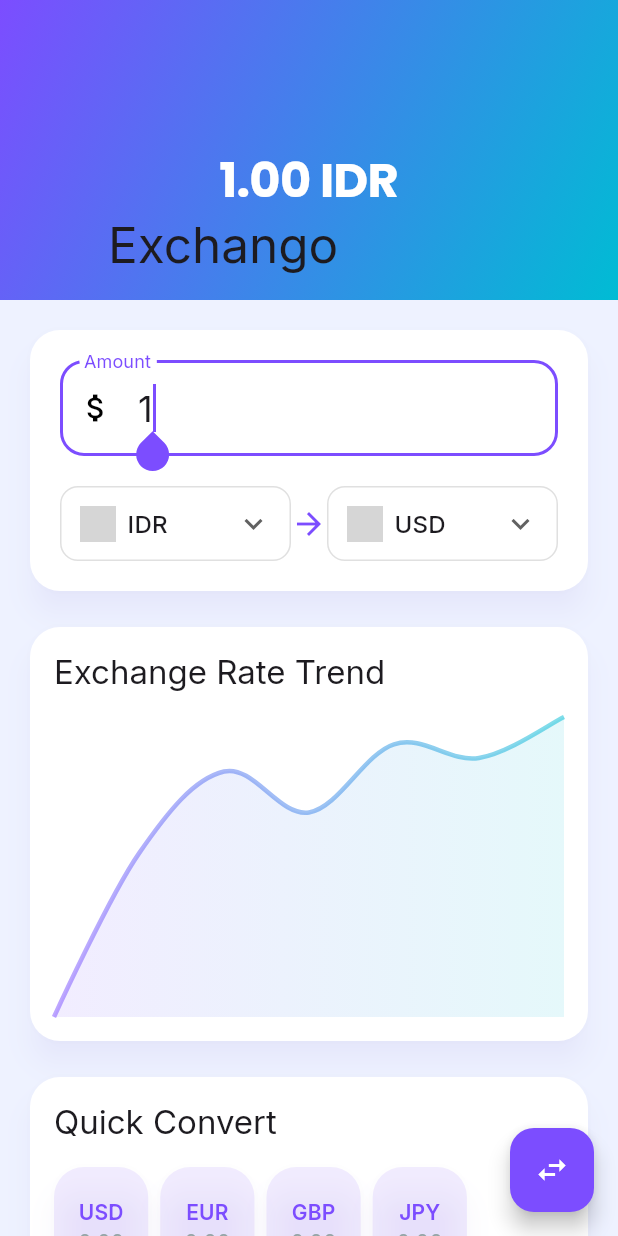
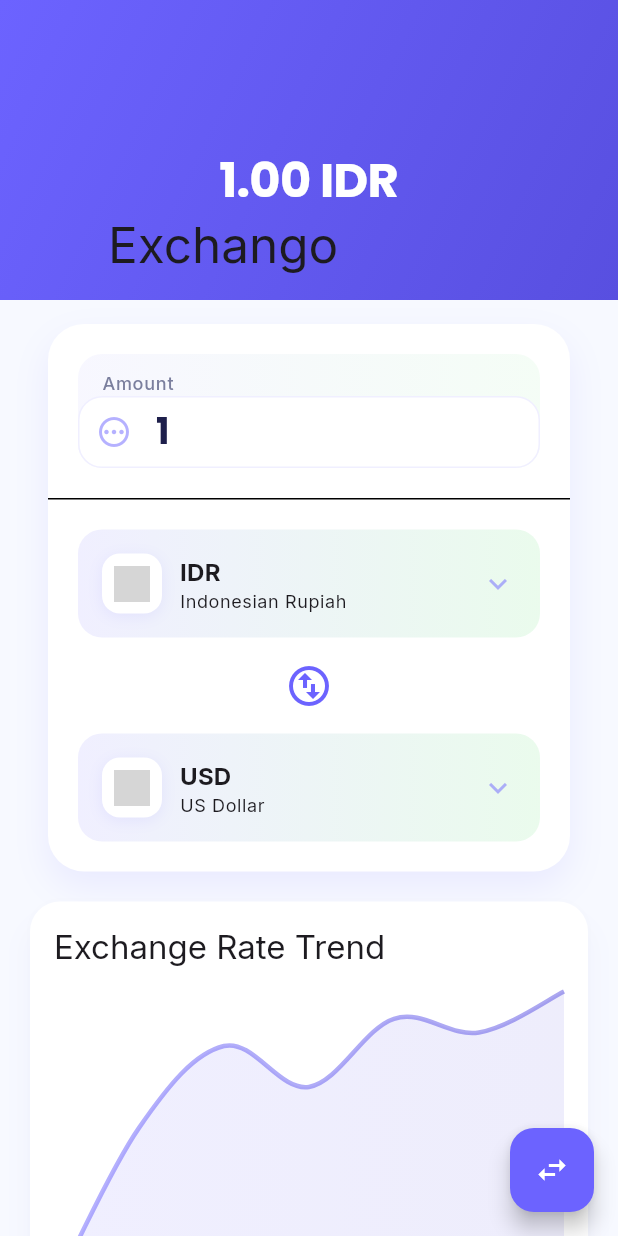
Before and after one commit to farelrasyah/Exchango, a Flutter app: the screen it shows after launch, on a phone screen of 412 x 824 dp. Run offline on Flutter 3.47's test engine with Material 3 defaults, Android fonts, the phone set to English and light mode, and no system bars; drawn by our look-alikes of fl_chart; our stand-ins replace animate_do, flutter_svg, google_fonts; network calls fail; grey boxes are pictures that could not be loaded.

Commit message:
Downgrade fl_chart dependency to a stable version, add intl package for currency formatting, and implement currency conversion UI components

```diff
--- a/lib/core/theme/Theme.dart
+++ b/lib/core/theme/Theme.dart
@@ -2,17 +2,18 @@ import 'package:flutter/material.dart';
 import 'package:google_fonts/google_fonts.dart';
 
 class AppTheme {
-  // Modern refined color palette
-  static const primaryColor = Color(0xFF7C4DFF); // Rich purple
-  static const secondaryColor = Color(0xFF00BCD4); // Cyan
-  static const accentColor = Color(0xFFFF6B8B); // Soft coral
-  static const backgroundColor = Color(0xFFEEF2FF); // Light lavender
+  // Modern vibrant color palette
+  static const primaryColor = Color(0xFF6C63FF); // Vibrant purple
+  static const secondaryColor = Color(0xFF32D74B); // Fresh green
+  static const accentColor = Color(0xFFFF9F43); // Warm orange
+  static const backgroundColor = Color(0xFFF7F9FF); // Soft blue-white
   static const cardColor = Colors.white;
-  static const textPrimaryColor = Color(0xFF2C3E50); // Dark blue
-  static const textSecondaryColor = Color(0xFF95A5A6); // Soft gray-blue
-  static const chartLineColor = Color(0xFF6C63FF); // Chart accent
-  static const gradientStart = Color(0xFF7C4DFF);
-  static const gradientEnd = Color(0xFF00BCD4);
+  static const textPrimaryColor = Color(0xFF1E1F4B); // Deep navy
+  static const textSecondaryColor = Color(0xFF7B7F9E); // Muted purple
+  static const gradientStart = Color(0xFF6C63FF);
+  static const gradientEnd = Color(0xFF584FE0);
+  static const successColor = Color(0xFF4CAF50); // Green for positive changes
+  static const dangerColor = Color(0xFFFF5252); // Red for negative changes
 
   static const primaryGradient = LinearGradient(
     colors: [gradientStart, gradientEnd],
--- a/lib/features/screens/converterScreen.dart
+++ b/lib/features/screens/converterScreen.dart
@@ -8,6 +8,7 @@ import '../widgets/amountInput.dart';
 import '../widgets/quickConvert.dart';
 import '../widgets/currency_chart.dart' as chart;
 import '../../core/theme/Theme.dart';
+import '../widgets/currencyPicker.dart';
 
 class ConverterScreen extends StatefulWidget {
   const ConverterScreen({Key? key}) : super(key: key);
@@ -146,28 +147,56 @@ class _ConverterScreenState extends State<ConverterScreen>
   }
 
   Widget _buildConverterCard() {
-    return Card(
-      elevation: 8,
-      shape: RoundedRectangleBorder(borderRadius: BorderRadius.circular(20)),
-      child: AnimatedContainer(
-        duration: const Duration(milliseconds: 300),
-        padding: const EdgeInsets.all(20),
-        child: Column(
-          children: [
-            AmountInput(
+    return Container(
+      margin: const EdgeInsets.symmetric(horizontal: 16),
+      decoration: BoxDecoration(
+        color: Colors.white,
+        borderRadius: BorderRadius.circular(24),
+        boxShadow: [
+          BoxShadow(
+            color: AppTheme.primaryColor.withOpacity(0.1),
+            blurRadius: 20,
+            offset: const Offset(0, 10),
+          ),
+        ],
+      ),
+      child: Column(
+        children: [
+          Padding(
+            padding: const EdgeInsets.all(20),
+            child: AmountInput(
               controller: _amountController,
               onChanged: _updateAmount,
             ),
-            const SizedBox(height: 20),
-            Row(
+          ),
+          const Divider(height: 1),
+          Padding(
+            padding: const EdgeInsets.all(20),
+            child: Column(
               children: [
-                Expanded(child: _buildCurrencySelector(fromCurrency, true)),
-                const Icon(Icons.arrow_forward, color: AppTheme.primaryColor),
-                Expanded(child: _buildCurrencySelector(toCurrency, false)),
+                CurrencyPicker(
+                  selectedCurrency: fromCurrency,
+                  onSelect: (currency) {
+                    setState(() {
+                      fromCurrency = currency;
+                      _loadExchangeRates();
+                    });
+                  },
+                ),
+                const SizedBox(height: 16),
+                const Icon(Icons.swap_vert_circle_outlined, size: 32),
+                const SizedBox(height: 16),
+                CurrencyPicker(
+                  selectedCurrency: toCurrency,
+                  onSelect: (currency) {
+                    setState(() => toCurrency = currency);
+                  },
+                  isSource: false,
+                ),
               ],
             ),
-          ],
-        ),
+          ),
+        ],
       ),
     );
   }
--- a/lib/features/widgets/amountInput.dart
+++ b/lib/features/widgets/amountInput.dart
@@ -1,5 +1,6 @@
 import 'package:flutter/material.dart';
 import 'package:flutter/services.dart';
+import '../../core/theme/Theme.dart';
 
 class AmountInput extends StatelessWidget {
   final TextEditingController controller;
@@ -13,24 +14,51 @@ class AmountInput extends StatelessWidget {
 
   @override
   Widget build(BuildContext context) {
-    return TextField(
+    return Container(
+      decoration: BoxDecoration(
+        gradient: LinearGradient(
+          colors: [
+            AppTheme.primaryColor.withOpacity(0.05),
+            AppTheme.secondaryColor.withOpacity(0.05),
+          ],
+        ),
+        borderRadius: BorderRadius.circular(16),
+      ),
+      child: Column(
+        crossAxisAlignment: CrossAxisAlignment.start,
+        children: [
+          Padding(
+            padding: const EdgeInsets.only(left: 16, top: 12),
+            child: Text(
+              'Amount',
+              style: Theme.of(context).textTheme.labelMedium?.copyWith(
+                    color: AppTheme.textSecondaryColor,
+                  ),
+            ),
+          ),
+          TextField(
             controller: controller,
             keyboardType: const TextInputType.numberWithOptions(decimal: true),
-      autofocus: true,
-      style: Theme.of(context).textTheme.headlineSmall,
+            style: Theme.of(context).textTheme.displayMedium?.copyWith(
+                  color: AppTheme.textPrimaryColor,
+                  fontWeight: FontWeight.bold,
+                ),
             decoration: InputDecoration(
-        labelText: 'Amount',
-        border: OutlineInputBorder(
-          borderRadius: BorderRadius.circular(12),
+              hintText: '0.00',
+              border: InputBorder.none,
+              contentPadding: const EdgeInsets.symmetric(horizontal: 16),
+              prefixIcon: Icon(
+                Icons.pending_outlined,
+                color: AppTheme.primaryColor.withOpacity(0.5),
               ),
-        prefixIcon: const Icon(Icons.attach_money),
-        filled: true,
-        fillColor: Colors.white,
             ),
             onChanged: onChanged,
             inputFormatters: [
               FilteringTextInputFormatter.allow(RegExp(r'^\d*\.?\d*')),
             ],
+          ),
+        ],
+      ),
     );
   }
 }
--- /dev/null
+++ b/lib/features/widgets/currencyPicker.dart
@@ -0,0 +1,97 @@
+import 'package:flutter/material.dart';
+import '../../core/theme/Theme.dart';
+
+class CurrencyPicker extends StatelessWidget {
+  final String selectedCurrency;
+  final Function(String) onSelect;
+  final bool isSource;
+
+  const CurrencyPicker({
+    Key? key,
+    required this.selectedCurrency,
+    required this.onSelect,
+    this.isSource = true,
+  }) : super(key: key);
+
+  @override
+  Widget build(BuildContext context) {
+    return GestureDetector(
+      onTap: () => _showCurrencySheet(context),
+      child: Container(
+        padding: const EdgeInsets.all(16),
+        decoration: BoxDecoration(
+          gradient: LinearGradient(
+            colors: [
+              AppTheme.primaryColor.withOpacity(0.1),
+              AppTheme.secondaryColor.withOpacity(0.1),
+            ],
+          ),
+          borderRadius: BorderRadius.circular(16),
+        ),
+        child: Row(
+          children: [
+            Container(
+              padding: const EdgeInsets.all(8),
+              decoration: BoxDecoration(
+                color: Colors.white,
+                borderRadius: BorderRadius.circular(12),
+                boxShadow: [
+                  BoxShadow(
+                    color: AppTheme.primaryColor.withOpacity(0.1),
+                    blurRadius: 8,
+                    offset: const Offset(0, 2),
+                  ),
+                ],
+              ),
+              child: Image.asset(
+                'assets/flags/${selectedCurrency.toLowerCase()}.png',
+                width: 32,
+                height: 32,
+                errorBuilder: (_, __, ___) => const Icon(Icons.money),
+              ),
+            ),
+            const SizedBox(width: 12),
+            Expanded(
+              child: Column(
+                crossAxisAlignment: CrossAxisAlignment.start,
+                children: [
+                  Text(
+                    selectedCurrency,
+                    style: Theme.of(context).textTheme.titleMedium?.copyWith(
+                          fontWeight: FontWeight.bold,
+                        ),
+                  ),
+                  Text(
+                    _getCurrencyName(selectedCurrency),
+                    style: Theme.of(context).textTheme.bodySmall,
+                  ),
+                ],
+              ),
+            ),
+            Icon(
+              Icons.keyboard_arrow_down,
+              color: AppTheme.primaryColor.withOpacity(0.5),
+            ),
+          ],
+        ),
+      ),
+    );
+  }
+
+  String _getCurrencyName(String code) {
+    final names = {
+      'USD': 'US Dollar',
+      'EUR': 'Euro',
+      'GBP': 'British Pound',
+      'JPY': 'Japanese Yen',
+      'IDR': 'Indonesian Rupiah',
+      // Add more currencies as needed
+    };
+    return names[code] ?? code;
+  }
+
+  void _showCurrencySheet(BuildContext context) {
+    // Implementation for currency picker bottom sheet
+    // This will be implemented in the next update
+  }
+}
--- a/pubspec.yaml
+++ b/pubspec.yaml
@@ -30,11 +30,12 @@ environment:
 dependencies:
   flutter:
     sdk: flutter
-  fl_chart: ^0.70.2
+  fl_chart: ^0.63.0  # Downgrade ke versi yang stabil
   google_fonts: ^6.1.0
   http: ^1.1.0
   flutter_svg: ^2.0.9
   animate_do: ^3.3.0
+  intl: ^0.18.1
 
 dev_dependencies:
   flutter_test:
@@ -44,7 +45,7 @@ dev_dependencies:
   # encourage good coding practices. The lint set provided by the package is
   # activated in the `analysis_options.yaml` file located at the root of your
   # package. See that file for information about deactivating specific lint
-  # rules and activating additional ones.
+# rules and activating additional ones.
   flutter_lints: ^4.0.0
 
 # For information on the generic Dart part of this file, see the
```
Also changed, not shown: lib/features/widgets/conversionResult.dart (added, +57 -0 lines), lib/utils/helpers.dart (+36 -0 lines), pubspec.lock. Lines whose indentation alone changed are shown as unchanged.
